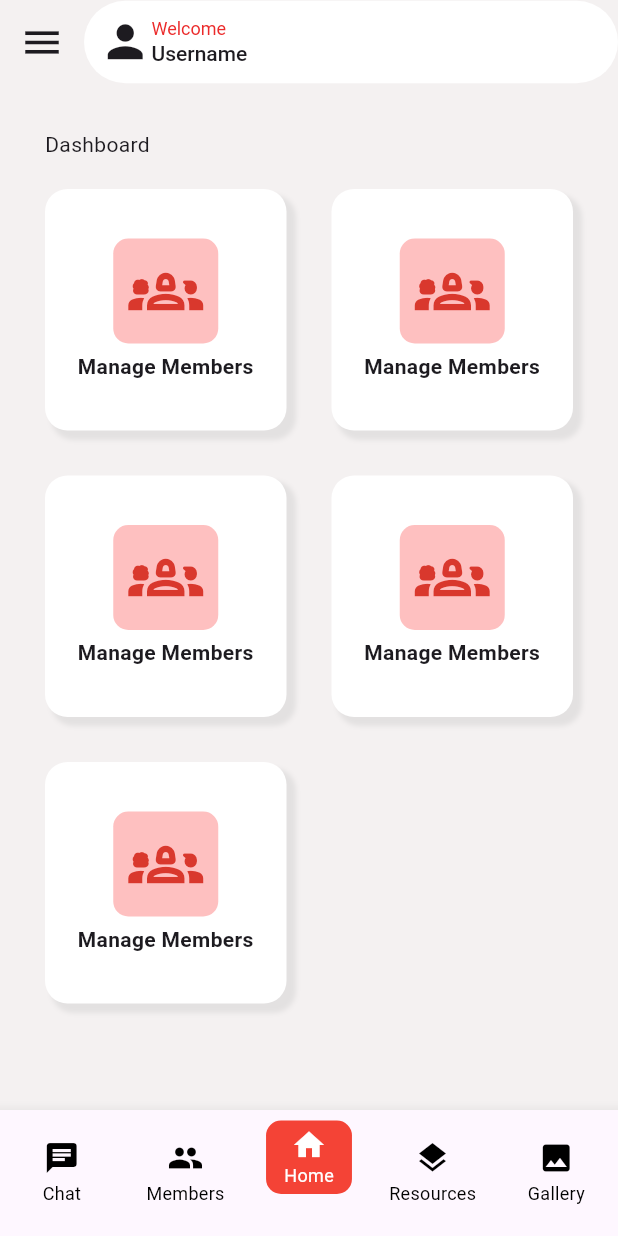
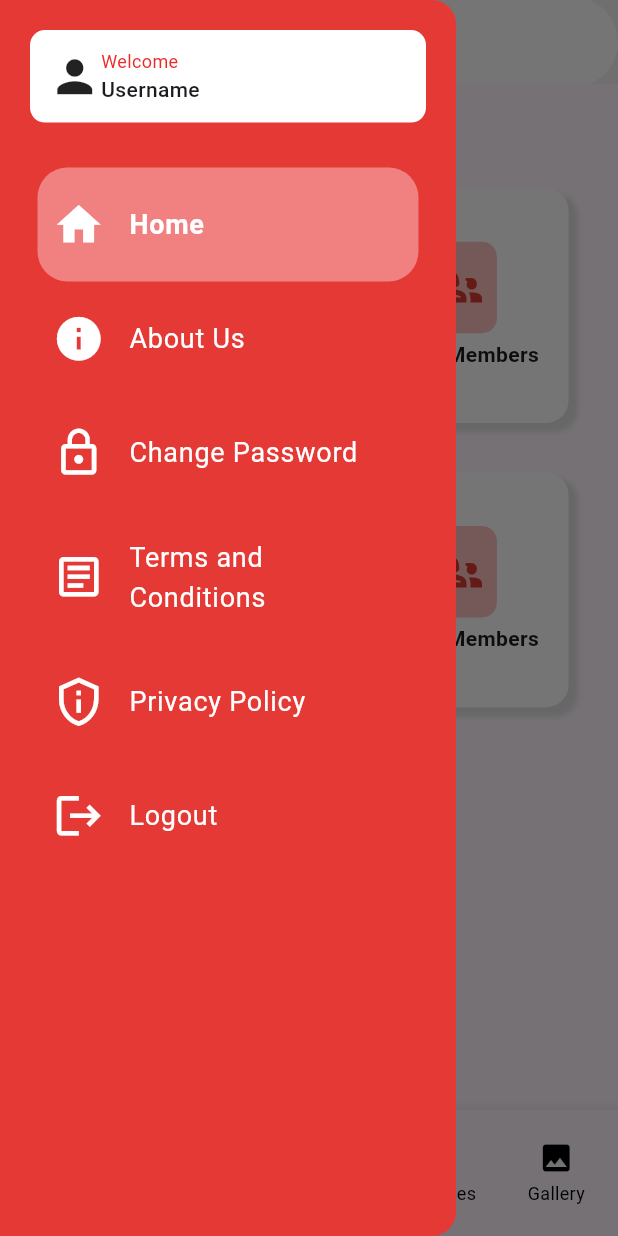
Before and after one commit to muhammed-shadil/mechine-test-codanto, a Flutter app: the MyHomePage screen opened directly, with the side drawer open (before the commit the screen has no drawer), on a phone screen of 412 x 824 dp. Run offline on Flutter 3.47's test engine with Material 3 defaults, Android fonts, the phone set to English and light mode, and no system bars; our stand-ins replace another_flutter_splash_screen.

Commit message:
complete the UIs

```diff
--- a/lib/utils/constants.dart
+++ b/lib/utils/constants.dart
@@ -1,14 +1,17 @@
 import 'package:flutter/material.dart';
 
 class Constants {
+
+  ///////////////colors/////////////////////////////
   static const Color backgroundColor = Color.fromARGB(255, 244, 241, 241);
-
   static const Color offblack = Color.fromARGB(255, 160, 156, 156);
   static const Color buttoncolor = Color.fromARGB(255, 235, 42, 42);
   static const Color transparent = Colors.transparent;
-
   static const Color white = Colors.white;
   static const Color fillcolor = Color.fromARGB(255, 235, 231, 231);
+
+
+  ///////////////sized/////////////////////////////
 
   static const SizedBox height20 = SizedBox(
     height: 20,
@@ -21,10 +24,13 @@ class Constants {
   );
 }
 
+
+
+//////////////////////styles/////////////////////////////////////////
+
 class styles {
   static const TextStyle textfieldstyle =
       TextStyle(color: Constants.offblack, fontSize: 12);
-
   static const TextStyle profilestyle =
       TextStyle(fontSize: 14, fontWeight: FontWeight.w500);
   static const TextStyle forgotpasswordstyle =
@@ -34,3 +40,49 @@ class styles {
   static const TextStyle loginstyle =
       TextStyle(fontSize: 25, fontWeight: FontWeight.w500);
 }
+
+
+//////////////////////lists/////////////////////////////////////////
+
+
+
+class ListItems {
+  static final List<Map<String, dynamic>> draweritems = [
+    {
+      "icon": Icons.home,
+      "text": 'Home',
+      "isSelected": true,
+      "onTap": () {},
+    },
+    {
+      "icon": Icons.info,
+      "text": 'About Us',
+      "isSelected": false,
+      "onTap": () {},
+    },
+    {
+      "icon": Icons.lock_outline,
+      "text": 'Change Password',
+      "isSelected": false,
+      "onTap": () {},
+    },
+    {
+      "icon": Icons.article_outlined,
+      "text": 'Terms and Conditions',
+      "isSelected": false,
+      "onTap": () {},
+    },
+    {
+      "icon": Icons.privacy_tip_outlined,
+      "text": 'Privacy Policy',
+      "isSelected": false,
+      "onTap": () {},
+    },
+    {
+      "icon": Icons.logout,
+      "text": 'Logout',
+      "isSelected": false,
+      "onTap": () {},
+    }
+  ];
+}
--- a/lib/view/Screens/Admin_Home_screen.dart
+++ b/lib/view/Screens/Admin_Home_screen.dart
@@ -1,106 +1,80 @@
 import 'package:flutter/material.dart';
-import 'package:mechine_test_codanto/utils/constants.dart';
 
-class AdminHomeScreen extends StatelessWidget {
+class AdminHomeScreen extends StatefulWidget {
   const AdminHomeScreen({super.key});
 
   @override
+  State<AdminHomeScreen> createState() => _AdminHomeScreenState();
+}
+
+class _AdminHomeScreenState extends State<AdminHomeScreen> {
+  @override
   Widget build(BuildContext context) {
+    final size = MediaQuery.of(context).size;
+    final heightFactor = size.height * 0.01;
+    final widthFactor = size.width * 0.01;
+
     return SafeArea(
       child: Scaffold(
-        backgroundColor: Constants.backgroundColor,
-        appBar: AppBar(
-          leading: const Icon(
-            Icons.menu,
-            size: 30,
-          ),
-          backgroundColor: Constants.backgroundColor,
-          titleSpacing: 0,
-          title: Container(
-            decoration: BoxDecoration(
-              borderRadius: BorderRadius.circular(50),
-              color: Constants.white,
-            ),
-            padding: const EdgeInsets.all(10),
-            child: const Row(
-              children: [
-                Icon(
-                  Icons.person,
-                  size: 35,
-                ),
-                Column(
-                  crossAxisAlignment: CrossAxisAlignment.start,
-                  children: [
-                    Text(
-                      "Welcome",
-                      style: styles.forgotpasswordstyle,
-                    ),
-                    Text(
-                      "Username",
-                      style: styles.profilestyle,
-                    )
-                  ],
-                )
-              ],
-            ),
-          ),
-        ),
-        body: Container(
-            padding: const EdgeInsets.all(30),
+        body: Padding(
+          padding: EdgeInsets.all(widthFactor * 8), // Adjusted padding
           child: Column(
             crossAxisAlignment: CrossAxisAlignment.start,
             children: [
               const Text("Dashboard"),
-                Constants.height20,
+              SizedBox(height: heightFactor * 2), // Responsive spacing
               Expanded(
                 child: GridView.builder(
-                    gridDelegate:
-                        const SliverGridDelegateWithFixedCrossAxisCount(
-                      crossAxisCount: 2,
-                      mainAxisSpacing: 30,
-                      crossAxisSpacing: 30,
+                  gridDelegate: SliverGridDelegateWithFixedCrossAxisCount(
+                    crossAxisCount:
+                        size.width > 600 ? 3 : 2, // Adaptive column count
+                    mainAxisSpacing: heightFactor * 4,
+                    crossAxisSpacing: widthFactor * 8,
+                    childAspectRatio:
+                        size.width > 600 ? 1.2 : 1, // Adjust grid item ratio
                   ),
                   itemCount: 5,
                   itemBuilder: (BuildContext context, int index) {
                     return Container(
                       decoration: BoxDecoration(
-                          color:
-                              Colors.white, // Background color of the container
-                          borderRadius:
-                              BorderRadius.circular(15), // Rounded corners
+                        color: Colors.white,
+                        borderRadius: BorderRadius.circular(15),
                         boxShadow: const [
                           BoxShadow(
-                              color: Color.fromARGB(255, 227, 225, 225)
-                                  , // Shadow color with transparency
-                              spreadRadius: 1, // How much the shadow spreads
-                              blurRadius: 2, // How soft the shadow is
-                              offset: Offset(5,
-                                  5), // Horizontal and vertical offset of the shadow
+                            color: Color.fromARGB(255, 227, 225, 225),
+                            spreadRadius: 1,
+                            blurRadius: 2,
+                            offset: Offset(5, 5),
                           ),
                         ],
                       ),
                       child: Padding(
-                          padding: const EdgeInsets.all(12.0),
+                        padding: EdgeInsets.all(widthFactor * 3),
                         child: Column(
                           crossAxisAlignment: CrossAxisAlignment.center,
                           mainAxisAlignment: MainAxisAlignment.center,
                           children: [
                             Container(
-                                padding: const EdgeInsets.all(10),
+                              padding: EdgeInsets.all(heightFactor * 1.2),
                               decoration: BoxDecoration(
                                 borderRadius: BorderRadius.circular(10),
-                                    color: const Color.fromARGB(
-                                        255, 254, 192, 192)),
-                                child: const Icon(Icons.groups_2_outlined,
-                                    size: 50,
-                                    color: Color.fromARGB(255, 217, 56, 45)),
-                              ), // Example icon
-                              Constants.height5,
-                              const Text("Manage Members",
+                                color: const Color.fromARGB(255, 254, 192, 192),
+                              ),
+                              child: Icon(
+                                Icons.groups_2_outlined,
+                                size:
+                                    size.height * 0.05, // Responsive icon size
+                                color: const Color.fromARGB(255, 217, 56, 45),
+                              ),
+                            ),
+                            SizedBox(height: heightFactor * 0.5),
+                            const Text(
+                              "Manage Members",
                               textAlign: TextAlign.center,
                               style: TextStyle(
-                                      // fontSize: 16,
-                                      fontWeight: FontWeight.bold)),
+                                fontWeight: FontWeight.bold,
+                              ),
+                            ),
                           ],
                         ),
                       ),
@@ -109,7 +83,8 @@ class AdminHomeScreen extends StatelessWidget {
                 ),
               ),
             ],
-            )),
+          ),
+        ),
       ),
     );
   }
--- a/lib/view/Screens/Login_screen.dart
+++ b/lib/view/Screens/Login_screen.dart
@@ -9,12 +9,17 @@ class LoginScreen extends StatelessWidget {
 
   @override
   Widget build(BuildContext context) {
+    final size = MediaQuery.of(context).size;
+    final heightFactor = size.height * 0.01;
+    final widthFactor = size.width * 0.01;
+
     return Scaffold(
-      body: Column(
+      body: SingleChildScrollView(
+        child: Column(
           children: [
             Container(
-            height: MediaQuery.of(context).size.height * 0.5,
-            width: MediaQuery.of(context).size.width,
+              height: size.height * 0.5,
+              width: size.width,
               decoration: const BoxDecoration(
                 gradient: LinearGradient(
                   begin: Alignment.topCenter,
@@ -26,16 +31,23 @@ class LoginScreen extends StatelessWidget {
                 ),
                 borderRadius: BorderRadius.only(
                   bottomLeft: Radius.circular(50),
-                    bottomRight: Radius.circular(50))),
-            child: Image.asset("assets/Logo-removebg-preview.png"),
+                  bottomRight: Radius.circular(50),
+                ),
+              ),
+              child: Padding(
+                padding: EdgeInsets.all(widthFactor * 4),
+                child: Image.asset(
+                  "assets/Logo-removebg-preview.png",
+                ),
+              ),
             ),
             SizedBox(
-            width: MediaQuery.of(context).size.width * 0.78,
+              width: size.width * 0.78,
               child: Column(
                 children: [
-                const Padding(
-                  padding: EdgeInsets.symmetric(vertical: 20),
-                  child: Text(
+                  Padding(
+                    padding: EdgeInsets.symmetric(vertical: heightFactor * 2),
+                    child: const Text(
                       "Login",
                       style: styles.loginstyle,
                     ),
@@ -47,7 +59,7 @@ class LoginScreen extends StatelessWidget {
                     suffixIcon: null,
                     keyboard: TextInputType.emailAddress,
                   ),
-                Constants.height20,
+                  SizedBox(height: heightFactor * 2),
                   MainTextfield(
                     hinttext: "enter your password",
                     namefield: "Password",
@@ -55,6 +67,7 @@ class LoginScreen extends StatelessWidget {
                     suffixIcon: Icons.remove_red_eye,
                     keyboard: TextInputType.emailAddress,
                   ),
+                  SizedBox(height: heightFactor * 2),
                   Row(
                     mainAxisAlignment: MainAxisAlignment.spaceBetween,
                     children: [
@@ -65,25 +78,29 @@ class LoginScreen extends StatelessWidget {
                       ),
                     ],
                   ),
-                Constants.height50,
+                  SizedBox(height: heightFactor * 4),
                   MainButton(
-                  child: const Padding(
-                    padding: EdgeInsets.all(9.0),
-                    child: Text(
+                    child: Padding(
+                      padding: EdgeInsets.all(heightFactor * 1.2),
+                      child: const Text(
                         "Login",
                         style: styles.buttontextstyle,
                       ),
                     ),
                     onpressed: () {
-                    Navigator.push(context,
-                        MaterialPageRoute(builder: (_) => const MyHomePage()));
+                      Navigator.push(
+                          context,
+                          MaterialPageRoute(
+                              builder: (_) => const MyHomePage()));
                     },
-                )
+                  ),
+                  SizedBox(height: heightFactor * 2),
                 ],
               ),
             )
           ],
         ),
+      ),
     );
   }
 }
--- a/lib/view/Screens/Splash_screen.dart
+++ b/lib/view/Screens/Splash_screen.dart
@@ -14,6 +14,9 @@ class SplashScreen extends StatefulWidget {
 class _SplashScreenState extends State<SplashScreen> {
   @override
   Widget build(BuildContext context) {
+    final size = MediaQuery.of(context).size;
+    final heightFactor = size.height * 0.01;
+    final widthFactor = size.width * 0.01;
     return
         // BlocProvider(
         //   create: (context) => LoginBloc()..add(CheckLoginStatusEvent()),
@@ -33,28 +36,41 @@ class _SplashScreenState extends State<SplashScreen> {
         //       });
         //     },
         //     child:
+
         FlutterSplashScreen.fadeIn(
       nextScreen: const LoginScreen(),
       duration: const Duration(seconds: 3),
       backgroundColor: Colors.white,
       childWidget: Center(
         child: SizedBox(
-          width: MediaQuery.of(context).size.width * .7,
-          height: MediaQuery.of(context).size.height * 0.5,
+          width: size.width * 0.7,
+          height: size.height * 0.5,
           child: Column(
+            mainAxisAlignment: MainAxisAlignment.center,
             children: [
-              Image.asset("assets/Logo.jpeg"),
-              const Padding(
-                padding: EdgeInsets.all(6.0),
+              Image.asset(
+                "assets/Logo.jpeg",
+                width: size.width * 0.6,
+                height: size.height * 0.3,
+                fit: BoxFit.contain,
+              ),
+              Padding(
+                padding: EdgeInsets.symmetric(vertical: heightFactor * 1.2),
                 child: Text(
                   "Samraat",
-                  style: TextStyle(fontSize: 20, fontWeight: FontWeight.bold),
+                  style: TextStyle(
+                    fontSize: heightFactor * 2.5,
+                    fontWeight: FontWeight.bold,
+                  ),
                 ),
               ),
-              const Text(
+              Text(
                 "International",
-                style: TextStyle(fontSize: 20, fontWeight: FontWeight.bold),
-              )
+                style: TextStyle(
+                  fontSize: heightFactor * 2.5,
+                  fontWeight: FontWeight.bold,
+                ),
+              ),
             ],
           ),
         ),
--- a/lib/view/Screens/bottomnavigation.dart
+++ b/lib/view/Screens/bottomnavigation.dart
@@ -1,5 +1,7 @@
 import 'package:flutter/material.dart';
+import 'package:mechine_test_codanto/utils/constants.dart';
 import 'package:mechine_test_codanto/view/Screens/Admin_Home_screen.dart';
+import 'package:mechine_test_codanto/view/widgets/drawer.dart';
 
 class MyHomePage extends StatefulWidget {
   const MyHomePage({super.key});
@@ -12,11 +14,11 @@ class MyHomePageState extends State<MyHomePage> {
   int _selectedIndex = 2;
 
   static final List<Widget> _pages = <Widget>[
-    const AdminHomeScreen(),
-    const AdminHomeScreen(),
-    const AdminHomeScreen(),
-    const AdminHomeScreen(),
-    const AdminHomeScreen(),
+    AdminHomeScreen(),
+    AdminHomeScreen(),
+    AdminHomeScreen(),
+    AdminHomeScreen(),
+    AdminHomeScreen(),
   ];
 
   void _onItemTapped(int index) {
@@ -25,9 +27,59 @@ class MyHomePageState extends State<MyHomePage> {
     });
   }
 
+  final GlobalKey<ScaffoldState> _scaffoldKey = GlobalKey<ScaffoldState>();
+
   @override
   Widget build(BuildContext context) {
+    final size = MediaQuery.of(context).size;
+    final heightFactor = size.height * 0.01;
+    final widthFactor = size.width * 0.01;
     return Scaffold(
+      key: _scaffoldKey,
+      drawer: const CustomDrawer(),
+      backgroundColor: Constants.backgroundColor,
+      appBar: AppBar(
+        leading: IconButton(
+          icon: const Icon(
+            Icons.menu,
+            size: 30,
+          ),
+          onPressed: () {
+
+            _scaffoldKey.currentState?.openDrawer();
+          },
+        ),
+        backgroundColor: Constants.backgroundColor,
+        titleSpacing: 0,
+        title: Container(
+          decoration: BoxDecoration(
+            borderRadius: BorderRadius.circular(50),
+            color: Constants.white,
+          ),
+          padding: EdgeInsets.all(widthFactor * 3),
+          child: const Row(
+            children: [
+              Icon(
+                Icons.person,
+                size: 35,
+              ),
+              Column(
+                crossAxisAlignment: CrossAxisAlignment.start,
+                children: [
+                  Text(
+                    "Welcome",
+                    style: styles.forgotpasswordstyle,
+                  ),
+                  Text(
+                    "Username",
+                    style: styles.profilestyle,
+                  )
+                ],
+              )
+            ],
+          ),
+        ),
+      ),
       body: IndexedStack(
         index: _selectedIndex,
         children: _pages,
--- /dev/null
+++ b/lib/view/widgets/drawer.dart
@@ -0,0 +1,100 @@
+import 'package:flutter/material.dart';
+import 'package:mechine_test_codanto/utils/constants.dart';
+
+class CustomDrawer extends StatelessWidget {
+  const CustomDrawer({super.key});
+
+  @override
+  Widget build(BuildContext context) {
+    final size = MediaQuery.of(context).size;
+    final heightFactor = size.height * 0.01;
+    final widthFactor = size.width * 0.01;
+    return Drawer(
+      backgroundColor: Colors.red[600],
+      child: Column(
+        children: [
+          Container(
+            padding: const EdgeInsets.all(20),
+            decoration: const BoxDecoration(
+              borderRadius: BorderRadius.only(
+                topRight: Radius.circular(40),
+              ),
+            ),
+            child: Container(
+              decoration: BoxDecoration(
+                borderRadius: BorderRadius.circular(10),
+                color: Constants.white,
+              ),
+              padding: EdgeInsets.all(widthFactor * 3),
+              child: const Row(
+                children: [
+                  Icon(
+                    Icons.person,
+                    size: 35,
+                  ),
+                  Column(
+                    crossAxisAlignment: CrossAxisAlignment.start,
+                    children: [
+                      Text(
+                        "Welcome",
+                        style: styles.forgotpasswordstyle,
+                      ),
+                      Text(
+                        "Username",
+                        style: styles.profilestyle,
+                      )
+                    ],
+                  )
+                ],
+              ),
+            ),
+          ),
+          Expanded(
+            child: ListView.builder(
+                itemCount: ListItems.draweritems.length,
+                padding:
+                    const EdgeInsets.symmetric(horizontal: 25, vertical: 10),
+                itemBuilder: (BuildContext context, int index) =>
+                    buildDrawerItem(
+                      icon: ListItems.draweritems[index]["icon"],
+                      text: ListItems.draweritems[index]["text"],
+                      isSelected: ListItems.draweritems[index]["isSelected"],
+                      onTap: ListItems.draweritems[index]["onTap"],
+                    )),
+          ),
+        ],
+      ),
+    );
+  }
+
+  Widget buildDrawerItem({
+    required IconData icon,
+    required String text,
+    required Function() onTap,
+    bool isSelected = false,
+  }) {
+    return ListTile(
+      contentPadding: const EdgeInsets.symmetric(vertical: 10, horizontal: 10),
+      shape: RoundedRectangleBorder(
+        side: const BorderSide(color: Colors.transparent, width: 0),
+        borderRadius: BorderRadius.circular(20),
+      ),
+      leading: Icon(
+        icon,
+        color: Colors.white,
+        size: 35,
+      ),
+      title: Text(
+        text,
+        style: TextStyle(
+          color: Colors.white,
+          fontSize: 18,
+          fontWeight: isSelected ? FontWeight.bold : FontWeight.normal,
+        ),
+      ),
+      selected: isSelected,
+      selectedTileColor: const Color.fromARGB(255, 241, 128, 128),
+      onTap: onTap,
+    );
+  }
+}
--- a/lib/view/widgets/main_button.dart
+++ b/lib/view/widgets/main_button.dart
@@ -5,11 +5,10 @@ import 'package:mechine_test_codanto/utils/constants.dart';
 class MainButton extends StatelessWidget {
   const MainButton({
     super.key,
-    // required this.buttontext,
     this.onpressed,
     this.child,
   });
-  // final String? buttontext;
+
   final Function()? onpressed;
   final Widget? child;
   @override
```
Lines whose indentation alone changed are shown as unchanged.
